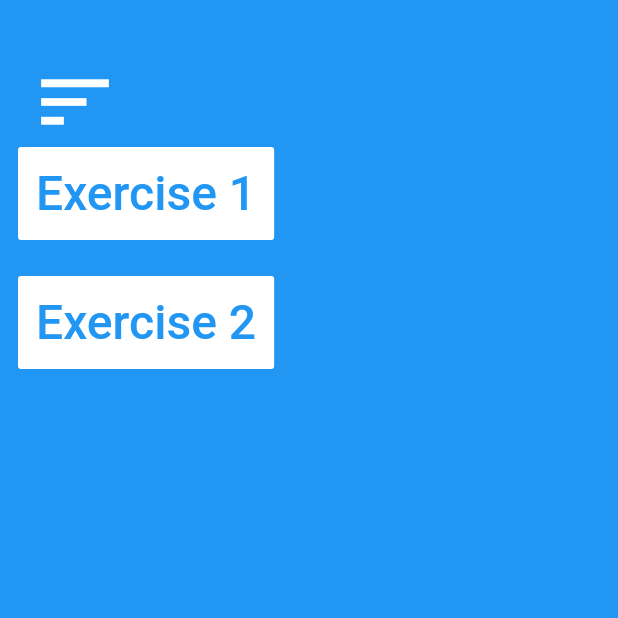
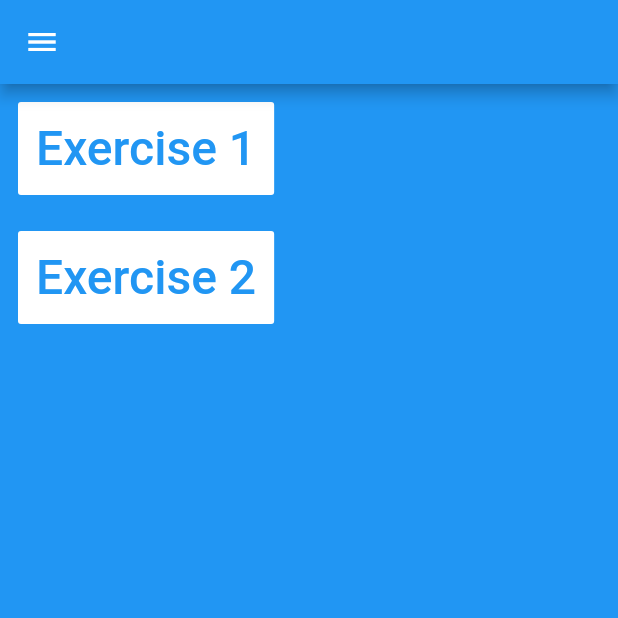
Before and after one commit to jamccauley/exoskeleton_app, a Flutter app: the screen it shows after launch, on a phone screen of 412 x 824 dp, the top half of it. Run offline on Flutter 3.47's test engine with Material 2 defaults, Android fonts, the phone set to English and light mode, and no system bars.

```diff
--- a/lib/main.dart
+++ b/lib/main.dart
@@ -15,26 +15,16 @@ class HomeState extends State<Homepage> {
   @override
   Widget build(BuildContext context) {
     return Scaffold(
+      appBar: AppBar(
+
+      ),
+      drawer: Drawer(
+
+      ),
       backgroundColor: Colors.blue,
       body: SingleChildScrollView( //define the scrollview, may need to switch to a list view at some point to enable reloading of new exercises
         child: Column( //define the main column
           children: <Widget>[ //not sure why this widget is here, maybe to make all children of the scroll view interactive??
-            Padding( //padding to offset edges of buttons
-                padding: const EdgeInsets.only( //define padding, .only gives full control of all directions, .all sets all pads the same
-                  left: 12, right: 12, top: 30,bottom: 8),
-                child: Row( //first row in the scroll view
-                  children: <Widget>[ //first item in the row is a widget (menu button)
-                    IconButton( //defining the button using the icon button class
-                      icon: Icon(
-                        IconData(58834, fontFamily: 'MaterialIcons'),
-                        color: Colors.white,
-                        size: 60,
-                      ),
-                    onPressed: () {}, //on pressed method for raising the menu
-                  )
-                ],
-              )
-            ),
             Padding( //padding for second row
               padding: const EdgeInsets.all(12), //using .all ...
               child: Row( //second row
@@ -60,6 +50,7 @@ class HomeState extends State<Homepage> {
                       textColor: Colors.blue,
                       color: Colors.white,
                       padding: EdgeInsets.all(12),
+
                       child: Text( //defining the text within the button
                         "Exercise 2",
                         style: TextStyle(fontSize: 32),
```
